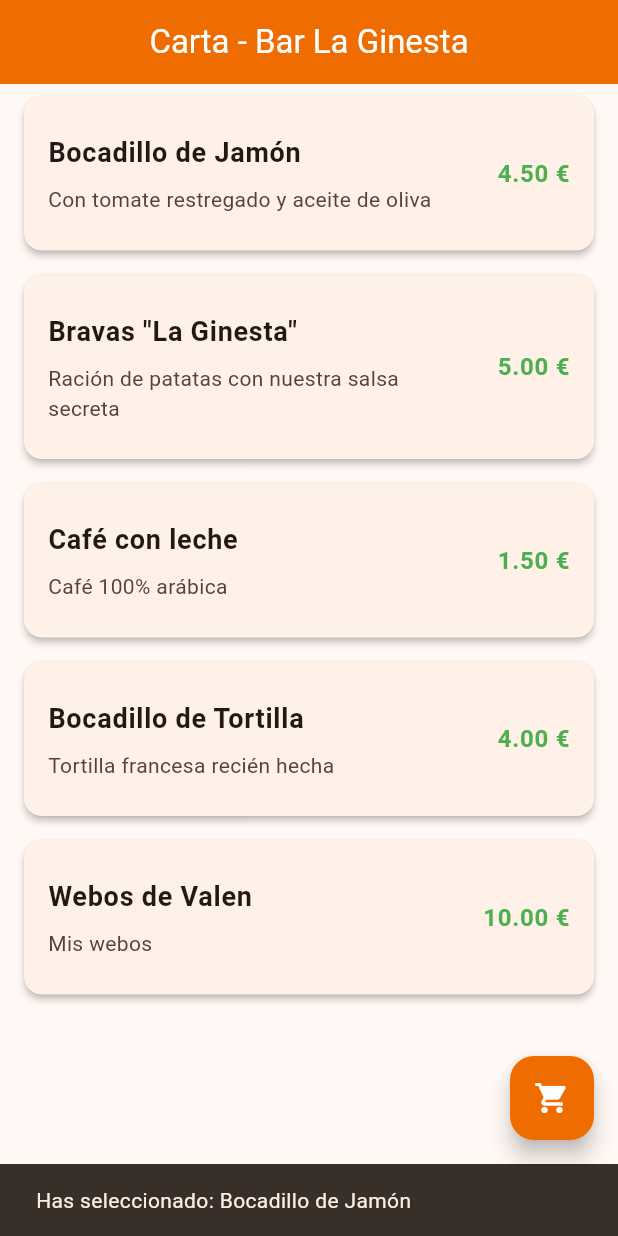
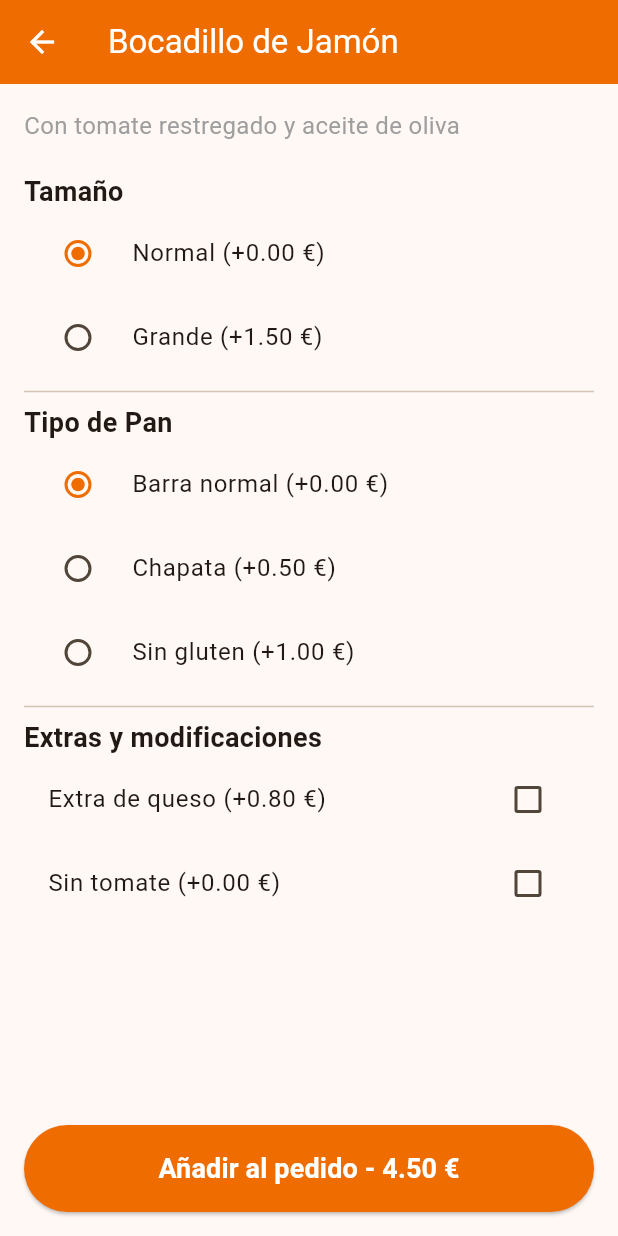
Before and after one commit to Adrii0555/laginesta, a Flutter app: the screen it shows after launch, after a tap on "Bocadillo de Jamón", on a phone screen of 412 x 824 dp. Run offline on Flutter 3.47's test engine with Material 3 defaults, Android fonts, the phone set to English and light mode, and no system bars.

Commit message:
Detalles de productos

```diff
--- a/lib/models/product.dart
+++ b/lib/models/product.dart
@@ -1,47 +1,81 @@
+// lib/models/product.dart
+
+// 1. Creamos un molde para las opciones extra (tamaño, pan, ingredientes)
+class ProductOption {
+  final String name;
+  final double extraPrice;
+
+  ProductOption({
+    required this.name,
+    this.extraPrice = 0.0, // Si no le pasamos precio, por defecto es 0.0
+  });
+}
+
+// 2. Ampliamos nuestro molde del producto principal
 class Product {
   final String id;
   final String name;
   final String description;
-  final double price;
+  final double basePrice;
+
+  // Añadimos listas opcionales para las variaciones
+  final List<ProductOption>? sizes;
+  final List<ProductOption>? breadTypes;
+  final List<ProductOption>? extraIngredients;
 
   Product({
     required this.id,
     required this.name,
     required this.description,
-    required this.price,
+    required this.basePrice,
+    this.sizes,
+    this.breadTypes,
+    this.extraIngredients,
   });
 }
 
-// Estos son nuestros datos de prueba (Mock Data)
+// 3. Así se vería nuestra base de datos simulada ahora:
 List<Product> mockProducts = [
   Product(
     id: '1',
     name: 'Bocadillo de Jamón',
     description: 'Con tomate restregado y aceite de oliva',
-    price: 4.50,
+    basePrice: 4.50,
+    sizes: [
+      ProductOption(name: 'Normal'),
+      ProductOption(name: 'Grande', extraPrice: 1.50),
+    ],
+    breadTypes: [
+      ProductOption(name: 'Barra normal'),
+      ProductOption(name: 'Chapata', extraPrice: 0.50),
+      ProductOption(name: 'Sin gluten', extraPrice: 1.00),
+    ],
+    extraIngredients: [
+      ProductOption(name: 'Extra de queso', extraPrice: 0.80),
+      ProductOption(name: 'Sin tomate'), // Precio extra 0.0 implícito
+    ],
   ),
   Product(
     id: '2',
-    name: 'Bravas "La Ginesta"',
-    description: 'Ración de patatas con nuestra salsa secreta',
-    price: 5.00,
-  ),
-  Product(
-    id: '3',
     name: 'Café con leche',
     description: 'Café 100% arábica',
-    price: 1.50,
+    basePrice: 1.50,
+    // Un café no necesita tipos de pan, así que no le pasamos esas listas
+    sizes: [
+      ProductOption(name: 'Taza normal'),
+      ProductOption(name: 'Taza grande', extraPrice: 0.30),
+    ],
   ),
+
   Product(
-    id: '4',
-    name: 'Bocadillo de Tortilla',
-    description: 'Tortilla francesa recién hecha',
-    price: 4.00,
+    id: "3",
+    name: "Webos de Valen",
+    description: "Mis webos al sol",
+    basePrice: 5.50,
+
+    sizes: [
+      ProductOption(name: "Webos normales"),
+      ProductOption(name: "Webos to grandes", extraPrice: 2.00),
+    ],
   ),
-  Product(
-    id: '5',
-    name: 'Webos de Valen',
-    description: 'Mis webos',
-    price: 10.00
-  )
 ];
--- a/lib/screens/home_screen.dart
+++ b/lib/screens/home_screen.dart
@@ -1,5 +1,6 @@
 import 'package:flutter/material.dart';
-import '../models/product.dart'; // Importamos nuestros datos de prueba
+import '../models/product.dart';
+import 'product_detail_screen.dart';
 
 class HomeScreen extends StatelessWidget {
   const HomeScreen({super.key});
@@ -30,14 +31,17 @@ class HomeScreen extends StatelessWidget {
                 child: Text(product.description),
               ),
               trailing: Text(
-                '${product.price.toStringAsFixed(2)} €',
+                // CAMBIO 1: Ahora usamos basePrice en lugar de price
+                '${product.basePrice.toStringAsFixed(2)} €',
                 style: const TextStyle(fontSize: 16, fontWeight: FontWeight.bold, color: Colors.green)
               ),
               onTap: () {
-                // De momento solo mostramos un mensajito al tocar el producto.
-                // Más adelante, esto abrirá la pantalla para elegir el pan o los ingredientes.
-                ScaffoldMessenger.of(context).showSnackBar(
-                  SnackBar(content: Text('Has seleccionado: ${product.name}')),
+                // CAMBIO 2: Usamos Navigator para ir a la pantalla de detalle
+                Navigator.push(
+                  context,
+                  MaterialPageRoute(
+                    builder: (context) => ProductDetailScreen(product: product),
+                  ),
                 );
               },
             ),
--- /dev/null
+++ b/lib/screens/product_detail_screen.dart
@@ -0,0 +1,138 @@
+import 'package:flutter/material.dart';
+import '../models/product.dart';
+
+class ProductDetailScreen extends StatefulWidget {
+  final Product product;
+
+  const ProductDetailScreen({super.key, required this.product});
+
+  @override
+  State<ProductDetailScreen> createState() => _ProductDetailScreenState();
+}
+
+class _ProductDetailScreenState extends State<ProductDetailScreen> {
+  // Aquí guardamos lo que el usuario va seleccionando
+  ProductOption? selectedSize;
+  ProductOption? selectedBread;
+  List<ProductOption> selectedExtras = [];
+
+  @override
+  void initState() {
+    super.initState();
+    // Pre-seleccionamos la primera opción por defecto si existen
+    if (widget.product.sizes != null && widget.product.sizes!.isNotEmpty) {
+      selectedSize = widget.product.sizes!.first;
+    }
+    if (widget.product.breadTypes != null && widget.product.breadTypes!.isNotEmpty) {
+      selectedBread = widget.product.breadTypes!.first;
+    }
+  }
+
+  // Calculamos el precio total dinámicamente
+  double get totalPrice {
+    double total = widget.product.basePrice;
+    if (selectedSize != null) total += selectedSize!.extraPrice;
+    if (selectedBread != null) total += selectedBread!.extraPrice;
+    for (var extra in selectedExtras) {
+      total += extra.extraPrice;
+    }
+    return total;
+  }
+
+  @override
+  Widget build(BuildContext context) {
+    return Scaffold(
+      appBar: AppBar(
+        title: Text(widget.product.name, style: const TextStyle(color: Colors.white)),
+        backgroundColor: Colors.orange[800],
+        iconTheme: const IconThemeData(color: Colors.white), // Color de la flecha de volver
+      ),
+      body: ListView(
+        padding: const EdgeInsets.all(16.0),
+        children: [
+          Text(widget.product.description, style: const TextStyle(fontSize: 16, color: Colors.grey)),
+          const SizedBox(height: 20),
+
+          // --- SECCIÓN TAMAÑOS ---
+          if (widget.product.sizes != null && widget.product.sizes!.isNotEmpty) ...[
+            const Text('Tamaño', style: TextStyle(fontSize: 18, fontWeight: FontWeight.bold)),
+            ...widget.product.sizes!.map((size) {
+              return RadioListTile<ProductOption>(
+                title: Text('${size.name} (+${size.extraPrice.toStringAsFixed(2)} €)'),
+                value: size,
+                groupValue: selectedSize,
+                activeColor: Colors.orange[800],
+                onChanged: (value) {
+                  setState(() { selectedSize = value; });
+                },
+              );
+            }),
+            const Divider(),
+          ],
+
+          // --- SECCIÓN TIPO DE PAN ---
+          if (widget.product.breadTypes != null && widget.product.breadTypes!.isNotEmpty) ...[
+            const Text('Tipo de Pan', style: TextStyle(fontSize: 18, fontWeight: FontWeight.bold)),
+            ...widget.product.breadTypes!.map((bread) {
+              return RadioListTile<ProductOption>(
+                title: Text('${bread.name} (+${bread.extraPrice.toStringAsFixed(2)} €)'),
+                value: bread,
+                groupValue: selectedBread,
+                activeColor: Colors.orange[800],
+                onChanged: (value) {
+                  setState(() { selectedBread = value; });
+                },
+              );
+            }),
+            const Divider(),
+          ],
+
+          // --- SECCIÓN EXTRAS (Múltiple selección) ---
+          if (widget.product.extraIngredients != null && widget.product.extraIngredients!.isNotEmpty) ...[
+            const Text('Extras y modificaciones', style: TextStyle(fontSize: 18, fontWeight: FontWeight.bold)),
+            ...widget.product.extraIngredients!.map((extra) {
+              return CheckboxListTile(
+                title: Text('${extra.name} (+${extra.extraPrice.toStringAsFixed(2)} €)'),
+                value: selectedExtras.contains(extra),
+                activeColor: Colors.orange[800],
+                onChanged: (bool? checked) {
+                  setState(() {
+                    if (checked == true) {
+                      selectedExtras.add(extra);
+                    } else {
+                      selectedExtras.remove(extra);
+                    }
+                  });
+                },
+              );
+            }),
+          ],
+        ],
+      ),
+
+      // --- BARRA INFERIOR CON EL PRECIO Y BOTÓN ---
+      bottomNavigationBar: SafeArea(
+        child: Padding(
+          padding: const EdgeInsets.all(16.0),
+          child: ElevatedButton(
+            style: ElevatedButton.styleFrom(
+              backgroundColor: Colors.orange[800],
+              padding: const EdgeInsets.symmetric(vertical: 16),
+            ),
+            onPressed: () {
+              // Aquí irá la lógica de añadir al carrito
+              ScaffoldMessenger.of(context).showSnackBar(
+                SnackBar(content: Text('Añadido por ${totalPrice.toStringAsFixed(2)} €')),
+              );
+              Navigator.pop(context); // Vuelve a la carta
+            },
+            child: Text(
+              'Añadir al pedido - ${totalPrice.toStringAsFixed(2)} €',
+              style: const TextStyle(fontSize: 18, color: Colors.white, fontWeight: FontWeight.bold),
+            ),
+          ),
+        ),
+      ),
+    );
+  }
+}
```
